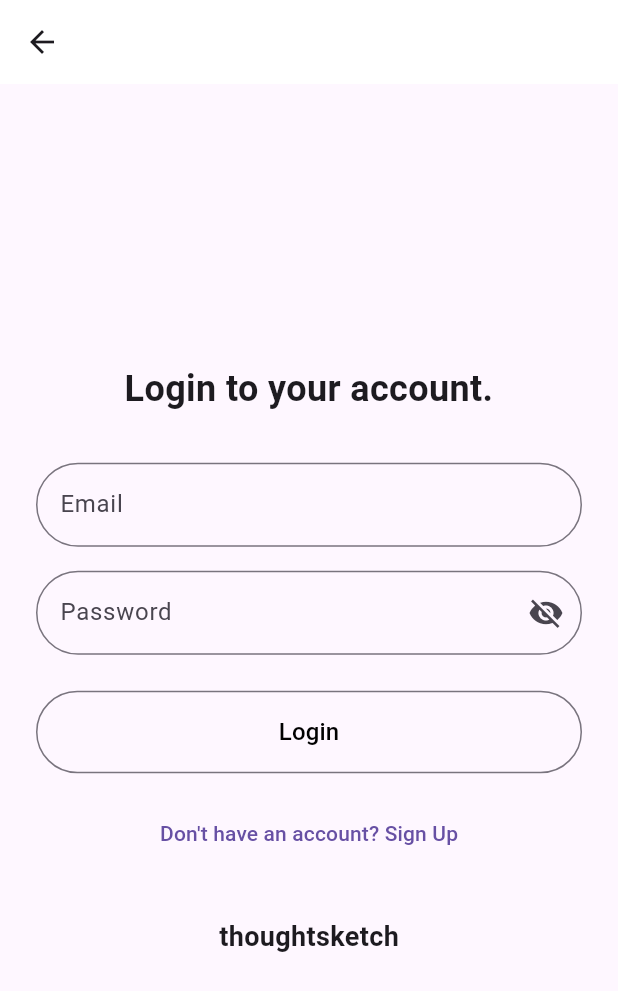
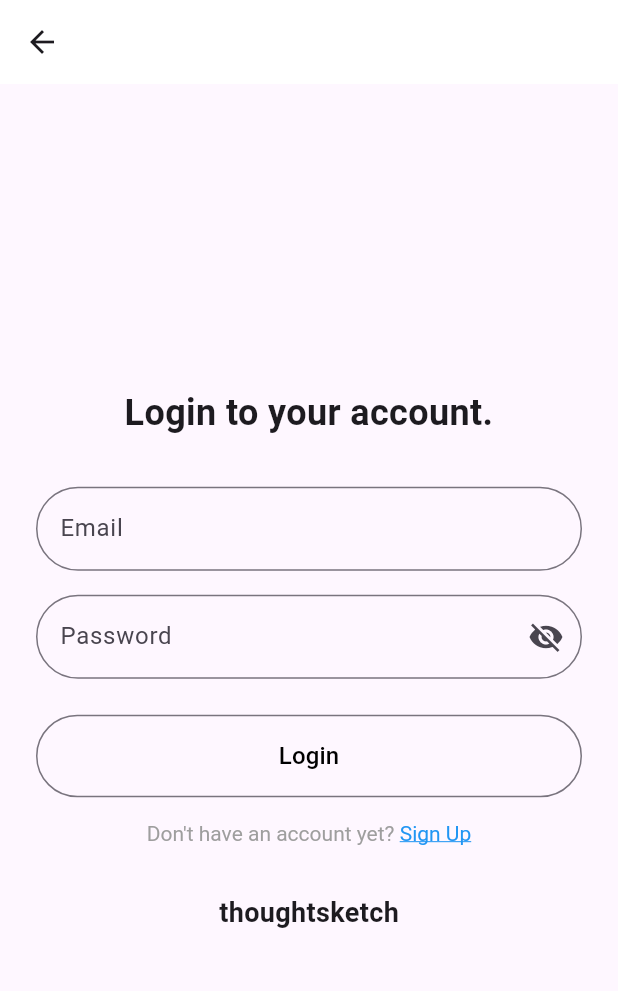
Before and after one commit to Prathamesh0009/ts_social, a Flutter app: the screen it shows after launch, after a tap on "Continue with Email", on a phone screen of 412 x 824 dp. Shown: the top 991 px of the screen. Run offline on Flutter 3.47's test engine with Material 3 defaults, Android fonts, the phone set to English and light mode, and no system bars; our stand-ins replace flutter_svg; missing offline and left inert: amplify_auth_cognito, amplify_flutter.

Commit message:
updated code

```diff
--- a/lib/main.dart
+++ b/lib/main.dart
@@ -3,11 +3,11 @@ import 'package:ts_social/screens/welcome_screen.dart';
 import 'package:ts_social/services/amplify_service.dart';
 
 void main() async {
-  WidgetsFlutterBinding.ensureInitialized();
+  WidgetsFlutterBinding.ensureInitialized(); //Ensures that Flutter is fully initialized before any asynchronous operations.
 
   // Initialize Amplify
-  final amplifyService = AmplifyService();
-  await amplifyService.configureAmplify();
+  final amplifyService = AmplifyService(); // create an instance of Amplify Service
+  await amplifyService.configureAmplify(); // configures amplify before the app starts
 
   runApp(const MainApp());
 }
--- a/lib/screens/create_account_screen.dart
+++ b/lib/screens/create_account_screen.dart
@@ -14,7 +14,7 @@ class CreateAccountScreen extends StatefulWidget {
 }
 
 class _CreateAccountScreenState extends State<CreateAccountScreen> {
-  final _formKey = GlobalKey<FormState>();
+  final _formKey = GlobalKey<FormState>(); //Uniquely identifies the form widget for validation.
   final _fullNameController = TextEditingController();
   final _emailController = TextEditingController();
   final _passwordController = TextEditingController();
--- a/lib/screens/login_screen.dart
+++ b/lib/screens/login_screen.dart
@@ -1,3 +1,4 @@
+import 'package:flutter/gestures.dart';
 import 'package:flutter/material.dart';
 import 'package:amplify_flutter/amplify_flutter.dart';
 import 'package:ts_social/constants/styles.dart';
@@ -98,10 +99,30 @@ class _LoginScreenState extends State<LoginScreen> {
                 isLoading: _isLoading,
               ),
               const SizedBox(height: 16.0),
-              TextButton(
-                onPressed: () => Navigator.push(context, MaterialPageRoute(builder: (context)=>const CreateAccountScreen(),),),
-                child: const Text("Don't have an account? Sign Up"),
-              ),
+              Center(
+                      child: RichText(
+                        text: TextSpan(
+                          text: "Don't have an account yet? ",
+                          style: AppStyles.greyText,
+                          children: [
+                            TextSpan(
+                              text: 'Sign Up',
+                              style: AppStyles.blueText,
+                              recognizer: TapGestureRecognizer() //Detects taps on "Sign Upt"
+                                ..onTap = () {
+                                  Navigator.push(
+                                    context,
+                                    MaterialPageRoute(
+                                      builder: (context) =>
+                                          const CreateAccountScreen(),
+                                    ),
+                                  );
+                                },
+                            ),
+                          ],
+                        ),
+                      ),
+                    ),
               const SizedBox(height: 32.0),
               const Text(
                 'thoughtsketch',
--- a/lib/screens/welcome_screen.dart
+++ b/lib/screens/welcome_screen.dart
@@ -24,7 +24,7 @@ class _WelcomeScreenState extends State<WelcomeScreen> {
             left: -8,
             right: 0,
             child: Container(
-              height: MediaQuery.of(context).size.height,
+              height: MediaQuery.of(context).size.height, //Dynamically adjusts the image’s height based on the screen size.
               decoration: const BoxDecoration(
                 image: DecorationImage(
                   image:
@@ -91,7 +91,7 @@ class _WelcomeScreenState extends State<WelcomeScreen> {
                             TextSpan(
                               text: 'Create an account',
                               style: AppStyles.blueText,
-                              recognizer: TapGestureRecognizer()
+                              recognizer: TapGestureRecognizer() //Detects taps on "Create an account"
                                 ..onTap = () {
                                   Navigator.push(
                                     context,
--- a/lib/services/amplify_service.dart
+++ b/lib/services/amplify_service.dart
@@ -7,9 +7,9 @@ class AmplifyService {
   // Configure Amplify
   Future<void> configureAmplify() async {
     try {
-      final authPlugin = AmplifyAuthCognito();
-      await Amplify.addPlugin(authPlugin);
-      await Amplify.configure(amplifyconfig);
+      final authPlugin = AmplifyAuthCognito(); // Creates the authentication plugin instance.
+      await Amplify.addPlugin(authPlugin); //Adds the plugin to Amplify.
+      await Amplify.configure(amplifyconfig); ///Configures Amplify using amplifyconfiguration.dart
       print('Amplify configured successfully');
     } catch (e) {
       print('Failed to configure Amplify: $e');
--- a/lib/widgets/custom_button.dart
+++ b/lib/widgets/custom_button.dart
@@ -2,7 +2,7 @@ import 'package:flutter/material.dart';
 import 'package:ts_social/constants/styles.dart';
 
 class CustomButton extends StatelessWidget {
-  final VoidCallback onPressed;
+  final VoidCallback onPressed; //represents a function with no parameters and no return value.
   final String label;
   final bool isLoading;
 
@@ -21,7 +21,7 @@ class CustomButton extends StatelessWidget {
         onPressed: isLoading ? null : onPressed,
         style: AppStyles.customButtonStyle,
         child: isLoading
-            ? const CircularProgressIndicator(color: Colors.white)
+            ? const CircularProgressIndicator(color: Colors.black)
             : Text(
                 label,
                 style: AppStyles.customButtonText,
--- a/lib/widgets/password_input_field.dart
+++ b/lib/widgets/password_input_field.dart
@@ -2,7 +2,7 @@ import 'package:flutter/material.dart';
 import 'package:ts_social/constants/styles.dart';
 
 class PasswordInputField extends StatefulWidget {
-  final TextEditingController? controller;
+  final TextEditingController? controller;  //used to control and retrieve the text input value of a text field.
   final String? Function(String?)? validator;
 
   const PasswordInputField({
--- a/lib/widgets/social_login_buttons.dart
+++ b/lib/widgets/social_login_buttons.dart
@@ -24,6 +24,9 @@ class SocialLoginButtons extends StatelessWidget {
       );
     }
   }
+
+// encapsulates the logic for creating the list of social login buttons.
+// Instead of writing the same code for creating buttons in multiple places (e.g., in both the Row and Column), you define it once in _buildButtons and reuse it.
 
   List<Widget> _buildButtons({double spacing = 0.0}) {
     return [
```
Also changed, not shown: lib/widgets/text_input_field.dart (line endings or trailing spaces).
